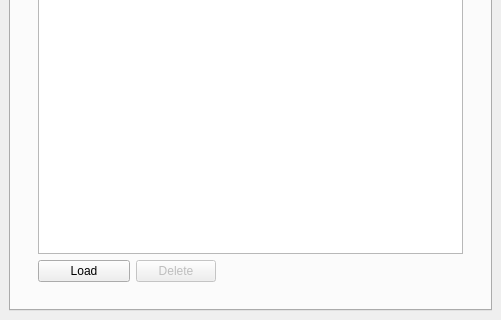
Above: qgiscloud/qgiscloudplugin.ui from qgiscloud/qgis-cloud-plugin before the change; both pictures show x 0 to 501 and y 383 to 703 of the 501 by 703 pixel window. Below: the same form after it.
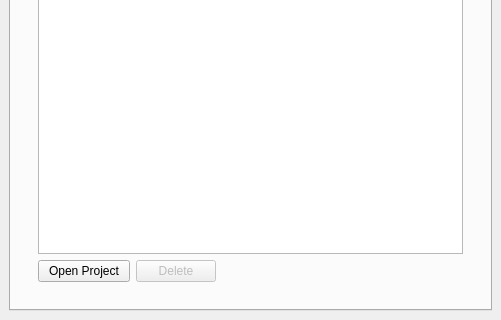
That is the form after the change. The open tabs and pages were chosen to show the change. Icons and pictures are not drawn. Custom widgets are drawn as their Qt base class.

```diff
--- a/qgiscloud/qgiscloudplugin.ui
+++ b/qgiscloud/qgiscloudplugin.ui
@@ -249,7 +249,7 @@
               <item row="2" column="0">
                <widget class="QPushButton" name="btnMapLoad">
                 <property name="text">
-                 <string>Load</string>
+                 <string>Open Project</string>
                 </property>
                </widget>
               </item>
```
